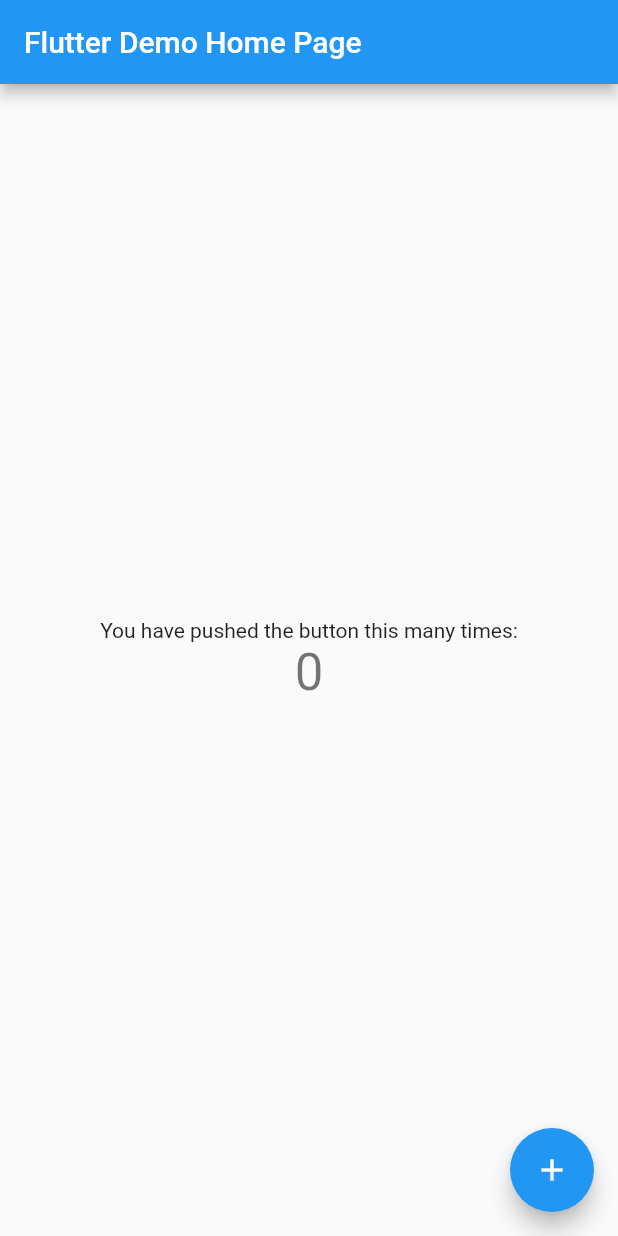
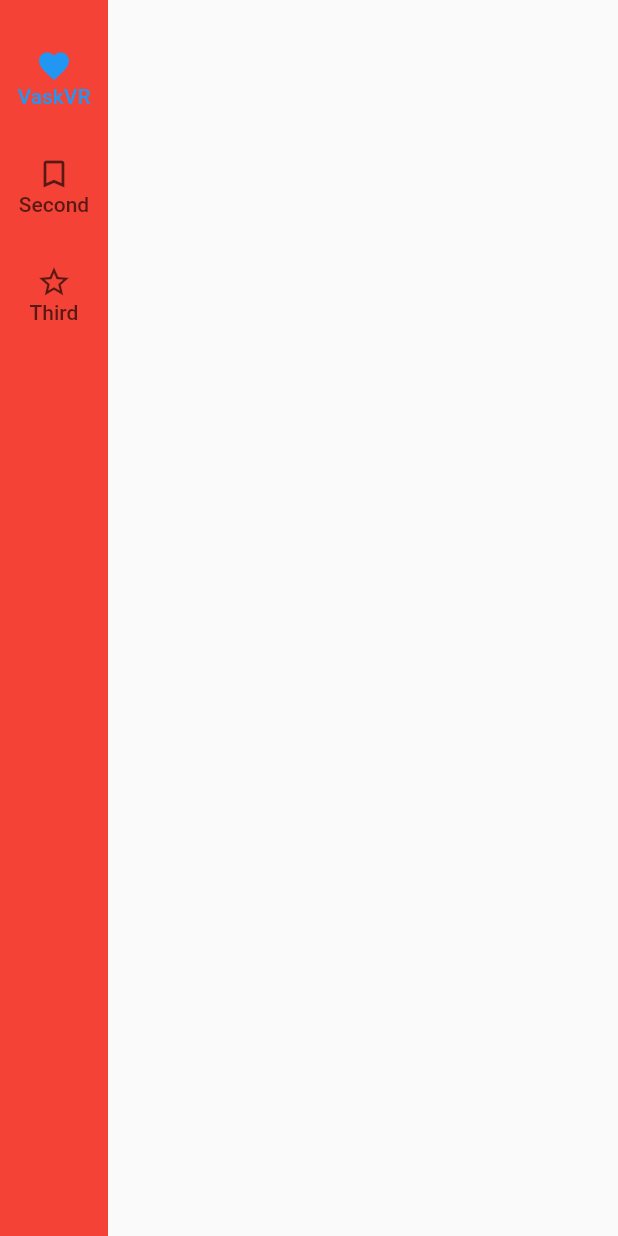
Before and after one commit to 4-Semester/nexus_vr, a Flutter app: the screen it shows after launch, on a phone screen of 412 x 824 dp. Run offline on Flutter 3.47's test engine with Material 2 defaults, Android fonts, the phone set to English and light mode, and no system bars.

Commit message:
Navbar without comments

```diff
--- a/lib/main.dart
+++ b/lib/main.dart
@@ -1,115 +1,84 @@
 import 'package:flutter/material.dart';
 
-void main() {
-  runApp(const MyApp());
-}
+void main() => runApp(const MyApp());
 
 class MyApp extends StatelessWidget {
   const MyApp({super.key});
 
-  // This widget is the root of your application.
   @override
   Widget build(BuildContext context) {
-    return MaterialApp(
-      title: 'Flutter Demo',
-      theme: ThemeData(
-        // This is the theme of your application.
-        //
-        // Try running your application with "flutter run". You'll see the
-        // application has a blue toolbar. Then, without quitting the app, try
-        // changing the primarySwatch below to Colors.green and then invoke
-        // "hot reload" (press "r" in the console where you ran "flutter run",
-        // or simply save your changes to "hot reload" in a Flutter IDE).
-        // Notice that the counter didn't reset back to zero; the application
-        // is not restarted.
-        primarySwatch: Colors.blue,
-      ),
-      home: const MyHomePage(title: 'Flutter Demo Home Page'),
+    return const MaterialApp(
+      home: NavRailExample(),
     );
   }
 }
 
-class MyHomePage extends StatefulWidget {
-  const MyHomePage({super.key, required this.title});
-
-  // This widget is the home page of your application. It is stateful, meaning
-  // that it has a State object (defined below) that contains fields that affect
-  // how it looks.
-
-  // This class is the configuration for the state. It holds the values (in this
-  // case the title) provided by the parent (in this case the App widget) and
-  // used by the build method of the State. Fields in a Widget subclass are
-  // always marked "final".
-
-  final String title;
+class NavRailExample extends StatefulWidget {
+  const NavRailExample({super.key});
 
   @override
-  State<MyHomePage> createState() => _MyHomePageState();
+  State<NavRailExample> createState() => _NavRailExampleState();
 }
 
-class _MyHomePageState extends State<MyHomePage> {
-  int _counter = 0;
-
-  void _incrementCounter() {
-    setState(() {
-      // This call to setState tells the Flutter framework that something has
-      // changed in this State, which causes it to rerun the build method below
-      // so that the display can reflect the updated values. If we changed
-      // _counter without calling setState(), then the build method would not be
-      // called again, and so nothing would appear to happen.
-      _counter++;
-    });
-  }
+class _NavRailExampleState extends State<NavRailExample> {
+  int _selectedIndex = 0;
+  NavigationRailLabelType labelType = NavigationRailLabelType.all;
+  bool showLeading = false;
+  bool showTrailing = false;
+  double groupAligment = -1.0;
 
   @override
   Widget build(BuildContext context) {
-    // This method is rerun every time setState is called, for instance as done
-    // by the _incrementCounter method above.
-    //
-    // The Flutter framework has been optimized to make rerunning build methods
-    // fast, so that you can just rebuild anything that needs updating rather
-    // than having to individually change instances of widgets.
     return Scaffold(
-      appBar: AppBar(
-        // Here we take the value from the MyHomePage object that was created by
-        // the App.build method, and use it to set our appbar title.
-        title: Text(widget.title),
+      body: Row(
+        children: <Widget>[
+          NavigationRail(
+            selectedIndex: _selectedIndex,
+            groupAlignment: groupAligment,
+            backgroundColor: Colors.red,
+            onDestinationSelected: (int index) {
+              setState(() {
+                _selectedIndex = index;
+              });
+            },
+            labelType: labelType,
+            leading: showLeading
+                ? FloatingActionButton(
+                    elevation: 0,
+                    onPressed: () {
+                      // Add your onPressed code here!
+                    },
+                    child: const Icon(Icons.add),
+                  )
+                : const SizedBox(),
+            trailing: showTrailing
+                ? IconButton(
+                    onPressed: () {
+                      // Add your onPressed code here!
+                    },
+                    icon: const Icon(Icons.more_horiz_rounded),
+                  )
+                : const SizedBox(),
+            destinations: const <NavigationRailDestination>[
+              NavigationRailDestination(
+                icon: Icon(Icons.favorite_border),
+                selectedIcon: Icon(Icons.favorite),
+                label: Text('VaskVR'),
+              ),
+              NavigationRailDestination(
+                icon: Icon(Icons.bookmark_border),
+                selectedIcon: Icon(Icons.book),
+                label: Text('Second'),
+              ),
+              NavigationRailDestination(
+                icon: Icon(Icons.star_border),
+                selectedIcon: Icon(Icons.star),
+                label: Text('Third'),
+              ),
+            ],
+          ),
+        ]
       ),
-      body: Center(
-        // Center is a layout widget. It takes a single child and positions it
-        // in the middle of the parent.
-        child: Column(
-          // Column is also a layout widget. It takes a list of children and
-          // arranges them vertically. By default, it sizes itself to fit its
-          // children horizontally, and tries to be as tall as its parent.
-          //
-          // Invoke "debug painting" (press "p" in the console, choose the
-          // "Toggle Debug Paint" action from the Flutter Inspector in Android
-          // Studio, or the "Toggle Debug Paint" command in Visual Studio Code)
-          // to see the wireframe for each widget.
-          //
-          // Column has various properties to control how it sizes itself and
-          // how it positions its children. Here we use mainAxisAlignment to
-          // center the children vertically; the main axis here is the vertical
-          // axis because Columns are vertical (the cross axis would be
-          // horizontal).
-          mainAxisAlignment: MainAxisAlignment.center,
-          children: <Widget>[
-            const Text(
-              'You have pushed the button this many times:',
-            ),
-            Text(
-              '$_counter',
-              style: Theme.of(context).textTheme.headlineMedium,
-            ),
-          ],
-        ),
-      ),
-      floatingActionButton: FloatingActionButton(
-        onPressed: _incrementCounter,
-        tooltip: 'Increment',
-        child: const Icon(Icons.add),
-      ), // This trailing comma makes auto-formatting nicer for build methods.
     );
   }
 }
```
